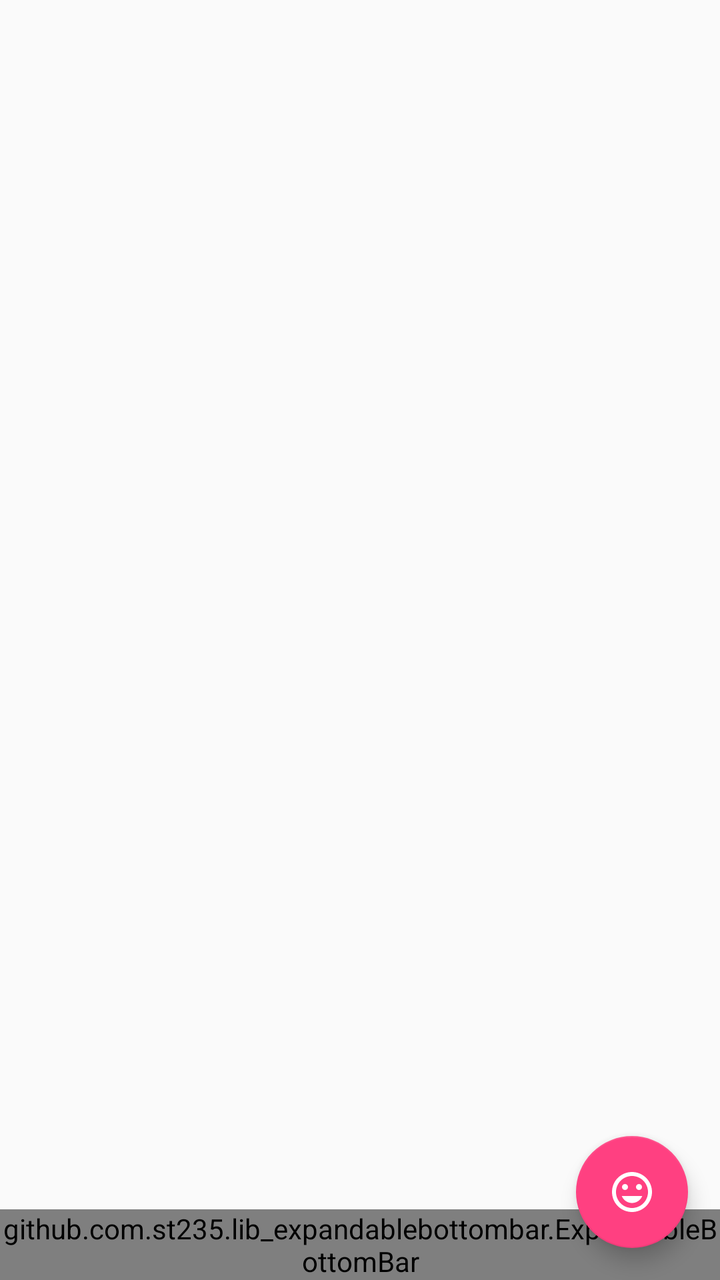
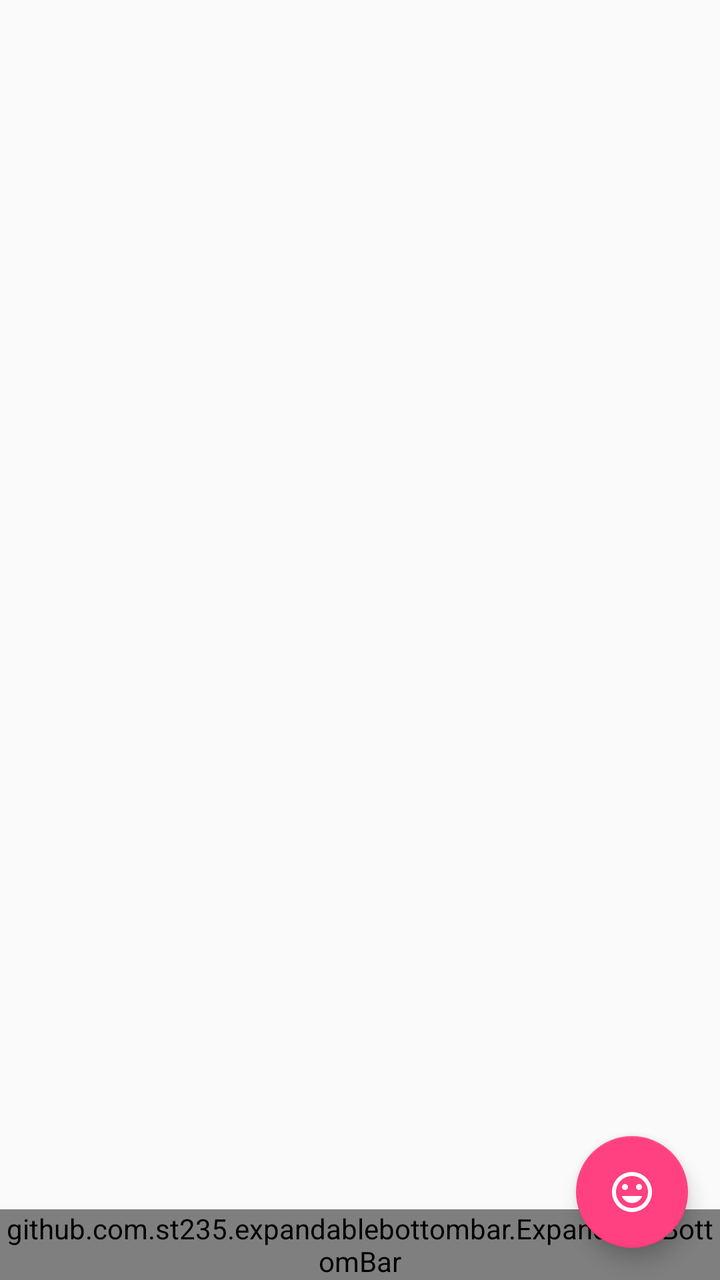

Before-and-after screenshots of an Android layout around one commit, followed by the original layout XML and the change that was made.
<!-- AndroidManifest.xml: application theme AppTheme -->
<!-- res/layout/activity_coordinator_layout.xml -->
<?xml version="1.0" encoding="utf-8"?>
<androidx.coordinatorlayout.widget.CoordinatorLayout xmlns:android="http://schemas.android.com/apk/res/android"
    xmlns:app="http://schemas.android.com/apk/res-auto"
    xmlns:tools="http://schemas.android.com/tools"
    android:layout_width="match_parent"
    android:layout_height="match_parent"
    tools:context="github.com.st235.expandablebottombar.screens.CoordinatorLayoutActivity">

    <com.google.android.material.floatingactionbutton.FloatingActionButton
        android:id="@+id/fab"
        android:layout_width="wrap_content"
        android:layout_height="wrap_content"
        android:layout_gravity="bottom|end"
        android:layout_margin="16dp"
        android:contentDescription="@string/coordinator_base_fab_content_description"
        app:srcCompat="@drawable/ic_meow" />

    <github.com.st235.lib_expandablebottombar.ExpandableBottomBar
        android:id="@+id/expandable_bottom_bar"
        android:layout_width="match_parent"
        android:layout_height="wrap_content"
        android:layout_gravity="bottom"
        app:exb_items="@menu/bottom_bar" />

</androidx.coordinatorlayout.widget.CoordinatorLayout>
<!-- resources referenced by this layout -->
<resources>
  <!-- drawable ic_meow (drawable) -->
  <?xml version="1.0" encoding="utf-8"?>
  <vector xmlns:android="http://schemas.android.com/apk/res/android"
          android:width="24dp"
          android:height="24dp"
          android:viewportWidth="24"
          android:viewportHeight="24">
  
      <path
              android:pathData="M0 0h24v24H0z" />
      <path
              android:fillColor="#fff"
              android:pathData="M11.99 2C6.47 2 2 6.48 2 12s4.47 10 9.99 10C17.52 22 22 17.52 22 12S17.52 2 11.99 2zM12 20c-4.42 0-8-3.58-8-8s3.58-8 8-8 8 3.58 8 8-3.58 8-8 8zm3.5-9c0.83 0 1.5-0.67 1.5-1.5S16.33 8 15.5 8 14 8.67 14 9.5s0.67 1.5 1.5 1.5zm-7 0c0.83 0 1.5-0.67 1.5-1.5S9.33 8 8.5 8 7 8.67 7 9.5 7.67 11 8.5 11zm3.5 6.5c2.33 0 4.31-1.46 5.11-3.5H6.89c0.8 2.04 2.78 3.5 5.11 3.5z" />
  </vector>
  <string name="coordinator_base_fab_content_description">Floating Action Button: on top of the ExpandableBottomBar</string>
  <style name="AppTheme" parent="Theme.AppCompat.Light.NoActionBar">
          
          <item name="colorPrimary">@color/colorPrimary</item>
          <item name="colorPrimaryDark">@color/colorPrimaryDark</item>
          <item name="colorAccent">@color/colorAccent</item>
      </style>
  <color name="colorPrimary">#424242</color>
  <color name="colorPrimaryDark">#1b1b1b</color>
  <color name="colorAccent">#ff4081</color>
</resources>

<!-- the commit's change to res/layout/activity_coordinator_layout.xml (unified diff, before → after) -->
@@ -15,7 +15,7 @@
         android:contentDescription="@string/coordinator_base_fab_content_description"
         app:srcCompat="@drawable/ic_meow" />
 
-    <github.com.st235.lib_expandablebottombar.ExpandableBottomBar
+    <github.com.st235.expandablebottombar.ExpandableBottomBar
         android:id="@+id/expandable_bottom_bar"
         android:layout_width="match_parent"
         android:layout_height="wrap_content"
